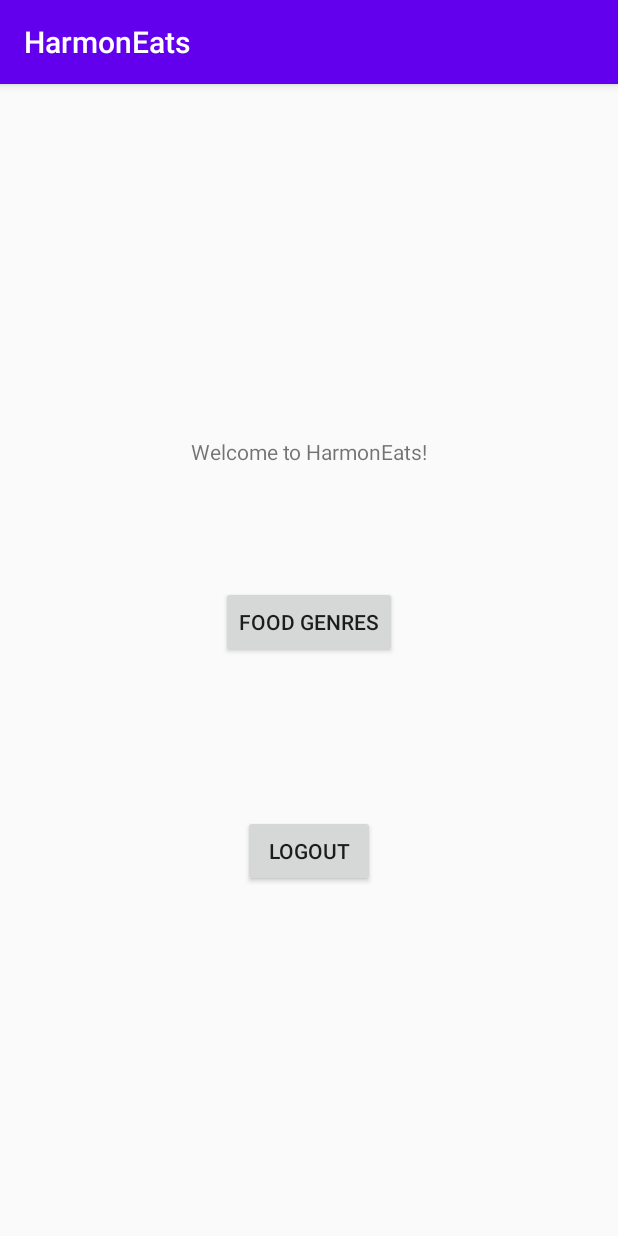
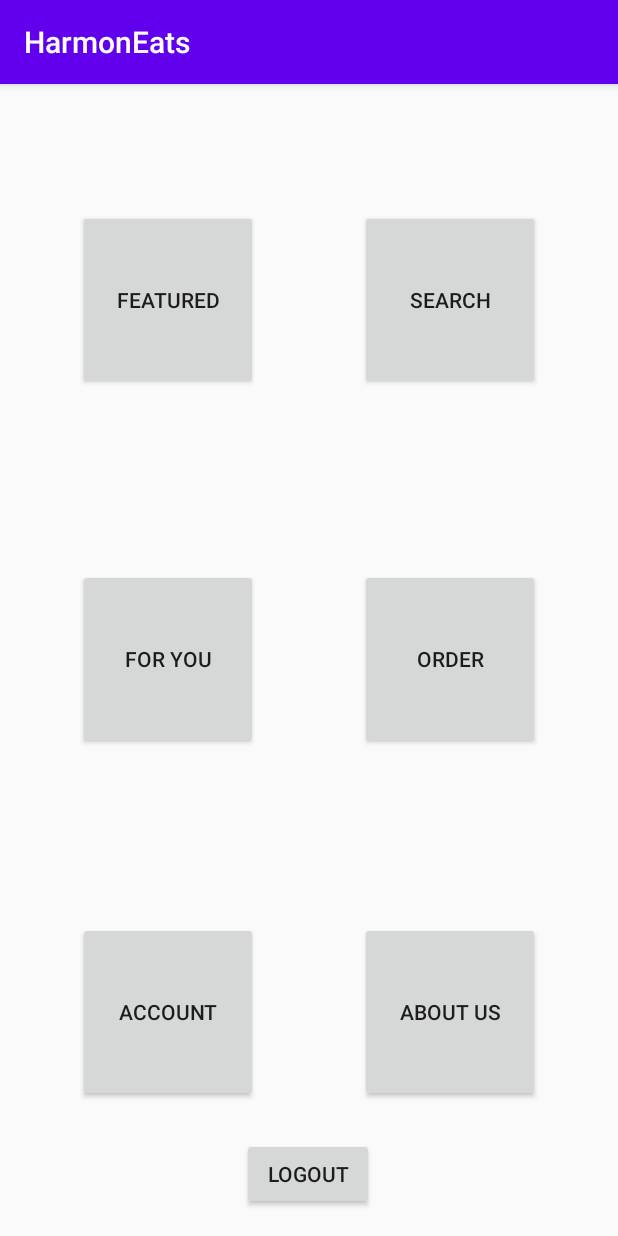
Before and after one commit to KingOfAllNerds/HarmonEats, an Android app: the screen it shows after launch (MainActivity), on a phone screen of 412 x 824 dp. Run offline under Robolectric (Android 15) with nearby library versions, the phone set to English and light mode, and no system bars; our stand-ins replace Firebase (no records; nobody signed in at launch, a user with empty details on screens opened directly).

Commit message:
Created branch

```diff
--- /dev/null
+++ b/harmoneats/app/src/main/java/com/techpointsos/harmoneats/AboutUs.java
@@ -0,0 +1,4 @@
+package com.techpointsos.harmoneats;
+
+public class AboutUs {
+}
--- /dev/null
+++ b/harmoneats/app/src/main/java/com/techpointsos/harmoneats/Account.java
@@ -0,0 +1,4 @@
+package com.techpointsos.harmoneats;
+
+public class Account {
+}
--- /dev/null
+++ b/harmoneats/app/src/main/java/com/techpointsos/harmoneats/Featured.java
@@ -0,0 +1,4 @@
+package com.techpointsos.harmoneats;
+
+public class Featured {
+}
--- a/harmoneats/app/src/main/java/com/techpointsos/harmoneats/MainActivity.java
+++ b/harmoneats/app/src/main/java/com/techpointsos/harmoneats/MainActivity.java
@@ -6,21 +6,35 @@ import android.content.Intent;
 import android.os.Bundle;
 import android.view.View;
 import android.widget.Button;
+import android.widget.CursorAdapter;
 
 import com.google.firebase.auth.FirebaseAuth;
 
 public class MainActivity extends AppCompatActivity {
 
-    private Button logoutButton, genresButton;
+    private Button logoutButton, featuredButton, searchButton, recommendedButton, orderButton, accountButton, aboutButton;
     @Override
     protected void onCreate(Bundle savedInstanceState) {
         super.onCreate(savedInstanceState);
         setContentView(R.layout.activity_main);
 
         logoutButton = (Button) findViewById(R.id.logoutButton);
-        genresButton = (Button) findViewById(R.id.genresButton);
+        featuredButton = (Button) findViewById(R.id.featuredButton);
+        searchButton = (Button) findViewById(R.id.searchButton);
+        recommendedButton = (Button) findViewById(R.id.recommendedButton);
+        orderButton = (Button) findViewById(R.id.orderButton);
+        accountButton = (Button) findViewById(R.id.accountButton);
+        aboutButton = (Button) findViewById(R.id.accountButton);
+        aboutButton = (Button) findViewById(R.id.accountButton);
 
-        genresButton.setOnClickListener(new View.OnClickListener() {
+        logoutButton.setOnClickListener(new View.OnClickListener() {
+            @Override
+            public void onClick(View view) {
+                logout(view);
+            }
+        });
+
+        featuredButton.setOnClickListener(new View.OnClickListener() {
             @Override
             public void onClick(View view) {
                 Intent genreIntent = new Intent(getApplicationContext(), FoodGenresPageOne.class);
@@ -28,7 +42,35 @@ public class MainActivity extends AppCompatActivity {
             }
         });
 
-        logoutButton.setOnClickListener(new View.OnClickListener() {
+        searchButton.setOnClickListener(new View.OnClickListener() {
+            @Override
+            public void onClick(View view) {
+                logout(view);
+            }
+        });
+
+        recommendedButton.setOnClickListener(new View.OnClickListener() {
+            @Override
+            public void onClick(View view) {
+                logout(view);
+            }
+        });
+
+        orderButton.setOnClickListener(new View.OnClickListener() {
+            @Override
+            public void onClick(View view) {
+                logout(view);
+            }
+        });
+
+        accountButton.setOnClickListener(new View.OnClickListener() {
+            @Override
+            public void onClick(View view) {
+                logout(view);
+            }
+        });
+
+        aboutButton.setOnClickListener(new View.OnClickListener() {
             @Override
             public void onClick(View view) {
                 logout(view);
--- /dev/null
+++ b/harmoneats/app/src/main/java/com/techpointsos/harmoneats/Order.java
@@ -0,0 +1,6 @@
+package com.techpointsos.harmoneats;
+
+import androidx.appcompat.app.AppCompatActivity;
+
+public class Order extends AppCompatActivity {
+}
--- /dev/null
+++ b/harmoneats/app/src/main/java/com/techpointsos/harmoneats/Recommended.java
@@ -0,0 +1,6 @@
+package com.techpointsos.harmoneats;
+
+import androidx.appcompat.app.AppCompatActivity;
+
+public class Recommended extends AppCompatActivity {
+}
--- /dev/null
+++ b/harmoneats/app/src/main/java/com/techpointsos/harmoneats/Search.java
@@ -0,0 +1,4 @@
+package com.techpointsos.harmoneats;
+
+public class Search {
+}
--- a/harmoneats/app/src/main/res/layout/activity_login.xml
+++ b/harmoneats/app/src/main/res/layout/activity_login.xml
@@ -38,6 +38,7 @@
         app:layout_constraintTop_toTopOf="parent"
         app:layout_constraintVertical_bias="0.306" />
 
+
     <TextView
         android:id="@+id/textView"
         android:layout_width="wrap_content"
@@ -47,11 +48,9 @@
         android:textSize="18sp"
         app:layout_constraintBottom_toBottomOf="parent"
         app:layout_constraintEnd_toEndOf="parent"
-        app:layout_constraintHorizontal_bias="0.452"
         app:layout_constraintStart_toStartOf="parent"
         app:layout_constraintTop_toTopOf="parent"
-        app:layout_constraintVertical_bias="0.13" />
-
+        app:layout_constraintVertical_bias="0.128" />
 
     <EditText
         android:id="@+id/pass"
@@ -86,9 +85,11 @@
         android:id="@+id/login"
         android:layout_width="wrap_content"
         android:layout_height="wrap_content"
+        android:layout_marginBottom="16dp"
         android:text="Login"
         app:layout_constraintBottom_toBottomOf="parent"
         app:layout_constraintEnd_toEndOf="parent"
+        app:layout_constraintHorizontal_bias="0.513"
         app:layout_constraintStart_toStartOf="parent"
         app:layout_constraintTop_toBottomOf="@+id/pass1"
         app:layout_constraintVertical_bias="0.26" />
@@ -102,7 +103,6 @@
         app:layout_constraintBottom_toBottomOf="parent"
         app:layout_constraintEnd_toEndOf="parent"
         app:layout_constraintStart_toStartOf="parent"
-        app:layout_constraintTop_toTopOf="parent"
-        app:layout_constraintVertical_bias="0.71000004" />
+        app:layout_constraintTop_toTopOf="parent" />
 
 </androidx.constraintlayout.widget.ConstraintLayout>
--- a/harmoneats/app/src/main/res/layout/activity_main.xml
+++ b/harmoneats/app/src/main/res/layout/activity_main.xml
@@ -1,49 +1,95 @@
 <?xml version="1.0" encoding="utf-8"?>
-<androidx.constraintlayout.widget.ConstraintLayout xmlns:android="http://schemas.android.com/apk/res/android"
+<androidx.constraintlayout.widget.ConstraintLayout
+    xmlns:android="http://schemas.android.com/apk/res/android"
     xmlns:app="http://schemas.android.com/apk/res-auto"
     xmlns:tools="http://schemas.android.com/tools"
     android:layout_width="match_parent"
-    android:layout_height="match_parent"
-    tools:context=".MainActivity">
+    android:layout_height="match_parent">
 
-    <TextView
-        android:id="@+id/textView4"
-        android:layout_width="wrap_content"
-        android:layout_height="wrap_content"
-        android:layout_marginLeft="8dp"
-        android:layout_marginTop="8dp"
-        android:layout_marginRight="8dp"
-        android:text="Welcome to HarmonEats!"
+    <Button
+        android:id="@+id/featuredButton"
+        android:layout_width="120dp"
+        android:layout_height="120dp"
+        android:layout_marginStart="52dp"
+        android:layout_marginTop="84dp"
+        android:text="Featured"
+        app:layout_constraintBottom_toTopOf="@+id/recommendedButton"
+        app:layout_constraintEnd_toStartOf="@+id/searchButton"
+        app:layout_constraintHorizontal_bias="0.0"
+        app:layout_constraintStart_toStartOf="parent"
+        app:layout_constraintTop_toTopOf="parent"
+        app:layout_constraintVertical_bias="0.0" />
+
+    <Button
+        android:id="@+id/orderButton"
+        android:layout_width="120dp"
+        android:layout_height="120dp"
+        android:layout_marginEnd="52dp"
+        android:text="Order"
         app:layout_constraintBottom_toBottomOf="parent"
-        app:layout_constraintLeft_toLeftOf="parent"
-        app:layout_constraintRight_toRightOf="parent"
+        app:layout_constraintEnd_toEndOf="parent"
         app:layout_constraintTop_toTopOf="parent"
-        app:layout_constraintVertical_bias="0.307" />
+        app:layout_constraintVertical_bias="0.499" />
+
+    <Button
+        android:id="@+id/accountButton"
+        android:layout_width="120dp"
+        android:layout_height="120dp"
+        android:layout_marginStart="52dp"
+        android:text="Account"
+        app:layout_constraintBottom_toBottomOf="parent"
+        app:layout_constraintEnd_toStartOf="@+id/aboutButton"
+        app:layout_constraintHorizontal_bias="0.0"
+        app:layout_constraintStart_toStartOf="parent"
+        app:layout_constraintTop_toTopOf="parent"
+        app:layout_constraintVertical_bias="0.862" />
+
+    <Button
+        android:id="@+id/aboutButton"
+        android:layout_width="120dp"
+        android:layout_height="120sp"
+        android:layout_marginEnd="52dp"
+        android:text="About Us"
+        app:layout_constraintBottom_toBottomOf="parent"
+        app:layout_constraintEnd_toEndOf="parent"
+        app:layout_constraintTop_toTopOf="parent"
+        app:layout_constraintVertical_bias="0.862" />
+
+    <Button
+        android:id="@+id/recommendedButton"
+        android:layout_width="120dp"
+        android:layout_height="120dp"
+        android:layout_marginStart="52dp"
+        android:text="For You"
+        app:layout_constraintBottom_toBottomOf="parent"
+        app:layout_constraintEnd_toStartOf="@+id/orderButton"
+        app:layout_constraintHorizontal_bias="0.0"
+        app:layout_constraintStart_toStartOf="parent"
+        app:layout_constraintTop_toTopOf="parent"
+        app:layout_constraintVertical_bias="0.499" />
+
+    <Button
+        android:id="@+id/searchButton"
+        android:layout_width="120dp"
+        android:layout_height="120dp"
+        android:layout_marginTop="84dp"
+        android:layout_marginEnd="52dp"
+        android:text="Search"
+        app:layout_constraintBottom_toTopOf="@+id/orderButton"
+        app:layout_constraintEnd_toEndOf="parent"
+        app:layout_constraintTop_toTopOf="parent"
+        app:layout_constraintVertical_bias="0.0" />
 
     <Button
         android:id="@+id/logoutButton"
         android:layout_width="wrap_content"
         android:layout_height="wrap_content"
-        android:onClick="logout"
         android:text="Logout"
         app:layout_constraintBottom_toBottomOf="parent"
         app:layout_constraintEnd_toEndOf="parent"
+        app:layout_constraintHorizontal_bias="0.498"
         app:layout_constraintStart_toStartOf="parent"
-        app:layout_constraintTop_toBottomOf="@+id/textView4" />
-
-    <Button
-        android:id="@+id/genresButton"
-        android:layout_width="wrap_content"
-        android:layout_height="wrap_content"
-        android:layout_marginStart="8dp"
-        android:layout_marginTop="80dp"
-        android:layout_marginEnd="8dp"
-        android:layout_marginBottom="10dp"
-        android:text="Food Genres"
-        app:layout_constraintBottom_toTopOf="@+id/logoutButton"
-        app:layout_constraintEnd_toEndOf="parent"
-        app:layout_constraintStart_toStartOf="parent"
-        app:layout_constraintTop_toBottomOf="@+id/textView4"
-        app:layout_constraintVertical_bias="0.0" />
+        app:layout_constraintTop_toTopOf="parent"
+        app:layout_constraintVertical_bias="0.976" />
 
 </androidx.constraintlayout.widget.ConstraintLayout>
```
